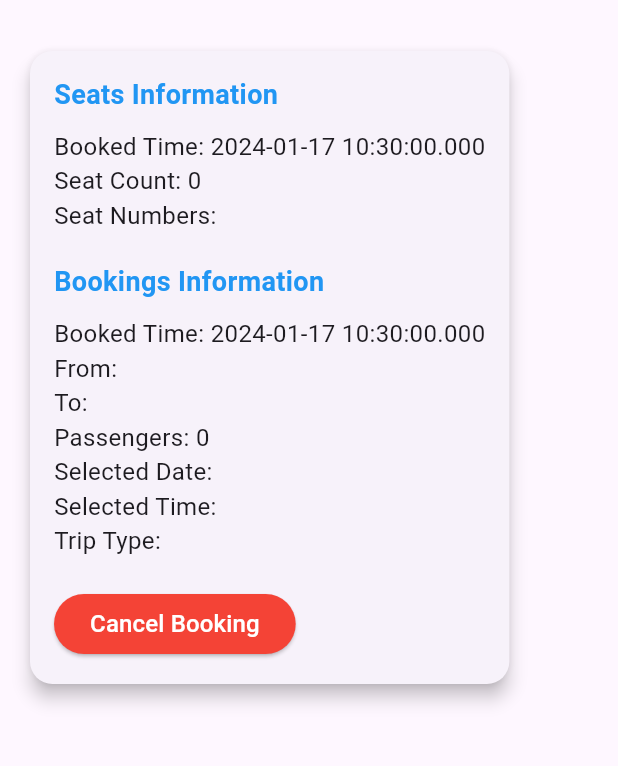
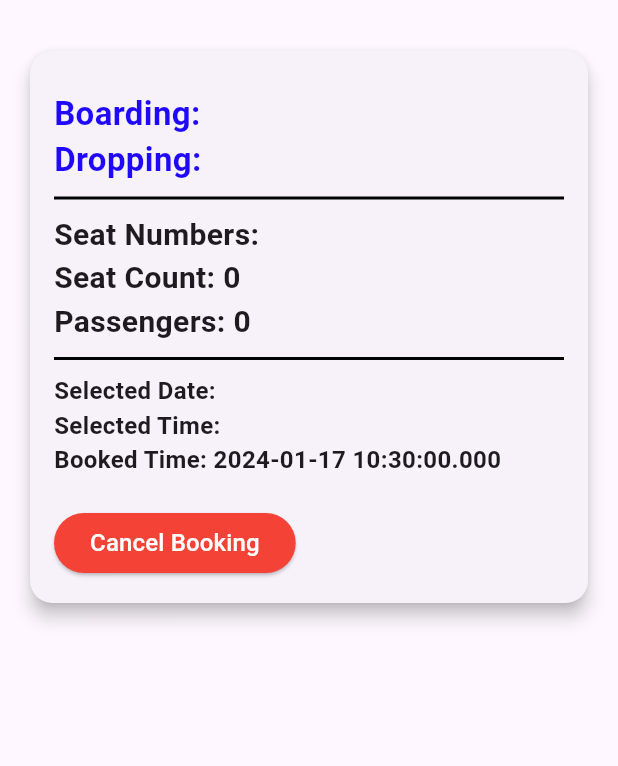
Before and after one commit to Amayuru1999/Bus-Ticket-Booking-App, a Flutter app: the BusTicketScreen screen opened by its route, on a phone screen of 412 x 824 dp, the part 63-829 px from its top. Run offline on Flutter 3.47's test engine with Material 3 defaults, Android fonts, the light colour scheme and no system bars; our stand-ins replace cloud_firestore, csv, firebase_auth, firebase_core, firebase_storage, flutter_riverpod and 6 more; accounts and stored records are empty.

Commit message:
Bus ticket added

```diff
--- a/lib/bus_booking_home_screen.dart
+++ b/lib/bus_booking_home_screen.dart
@@ -21,7 +21,6 @@ class BusData {
   final Timestamp timestamp;
   final String to;
   final String tripType;
-  final String userId;
 
   BusData({
     required this.bookedTime,
@@ -32,7 +31,6 @@ class BusData {
     required this.timestamp,
     required this.to,
     required this.tripType,
-    required this.userId,
   });
   static BusData fromFirestore(
       DocumentSnapshot<Map<String, dynamic>> snapshot) {
@@ -46,7 +44,6 @@ class BusData {
       timestamp: data['timestamp'],
       to: data['to'],
       tripType: data['tripType'],
-      userId: data['userId'],
     );
   }
 }
@@ -512,9 +509,10 @@ class _BusBookingHomeScreenState extends State<BusBookingHomeScreen> {
         'bookedTime': currentTime.toIso8601String(),
         'timestamp': timestamp,
       };
-
-      // Add the data to the Firestore collection
-      await bookings.add(bookingData);
+// Use the user's UID as the document ID
+      String documentId = user.uid;
+      // Add the data to the Firestore collection with the specified document ID
+      await bookings.doc(documentId).set(bookingData);
     } else {
       // Handle the case where the user is not authenticated
       print('User is not authenticated.');
@@ -554,7 +552,6 @@ class _BusBookingHomeScreenState extends State<BusBookingHomeScreen> {
             timestamp: data['timestamp'],
             to: data['to'],
             tripType: data['tripType'],
-            userId: data['userId'],
           ));
         });
 
--- a/lib/bus_ticket_screen.dart
+++ b/lib/bus_ticket_screen.dart
@@ -30,6 +30,7 @@ class _BusTicketScreenState extends State<BusTicketScreen> {
     final user = FirebaseAuth.instance.currentUser;
 
     if (user != null) {
+      try {
         // Fetch data from 'seats' collection
         final userSeatDoc = await FirebaseFirestore.instance
             .collection('seats')
@@ -56,23 +57,15 @@ class _BusTicketScreenState extends State<BusTicketScreen> {
             .doc(user.uid)
             .get();
 
-      if (user != null) {
-        // Fetch data from 'bookings' collection
-        final userBookingDoc = await FirebaseFirestore.instance
-            .collection('bookings')
-            .doc(user.uid)
-            .get();
-
         if (userBookingDoc.exists) {
           final bookingsData = userBookingDoc.data() as Map<String, dynamic>;
-          print('Bookings Data: $bookingsData');
 
           // Convert Timestamp to String
           final bookedTimeBooking = bookingsData['timestamp'] as Timestamp;
           final bookedTimeBookingString = bookedTimeBooking.toDate().toString();
 
           setState(() {
-            // bookedTimeBookings = DateTime.parse(bookedTimeBookingString);
+            bookedTimeBookings = DateTime.parse(bookedTimeBookingString);
             from = bookingsData['from'];
             to = bookingsData['to'];
             passengers = bookingsData['passengers'] ?? 0;
@@ -84,6 +77,10 @@ class _BusTicketScreenState extends State<BusTicketScreen> {
           print(
               'No data found in the "bookings" collection for user: ${user.uid}');
         }
+      } catch (e, stackTrace) {
+        print('Error fetching bus ticket data: $e');
+        print(stackTrace);
+        // Handle the error as needed (e.g., show a message to the user)
       }
     }
   }
@@ -107,83 +104,79 @@ class _BusTicketScreenState extends State<BusTicketScreen> {
               child: Column(
                 crossAxisAlignment: CrossAxisAlignment.start,
                 children: [
-                  const Text(
-                    'Seats Information',
+                  SizedBox(height: 10),
+                  Text(
+                    'Boarding: $from',
                     style: TextStyle(
-                      fontSize: 18,
+                      fontSize: 22,
                       fontWeight: FontWeight.bold,
-                      color: Colors.blue,
+                      color: Color.fromARGB(255, 32, 8, 255),
                     ),
                   ),
-                  SizedBox(height: 10),
                   Text(
-                    'Booked Time: ${bookedTimeSeats.toLocal()}',
+                    'Dropping: $to',
                     style: TextStyle(
-                      fontSize: 16,
+                      fontSize: 22,
+                      fontWeight: FontWeight.bold,
+                      color: Color.fromARGB(255, 32, 8, 255),
+                    ),
+                  ),
+                  Divider(
+                    thickness: 2,
+                    color: Colors.black,
+                    height: 20,
+                  ),
+                  Text(
+                    'Seat Numbers: ${seatNumbers.join(', ')}',
+                    style: TextStyle(
+                      fontSize: 20,
+                      fontWeight: FontWeight.bold,
                     ),
                   ),
                   Text(
                     'Seat Count: $seatCount',
                     style: TextStyle(
-                      fontSize: 16,
-                    ),
-                  ),
-                  Text(
-                    'Seat Numbers: ${seatNumbers.join(', ')}',
-                    style: TextStyle(
-                      fontSize: 16,
-                    ),
-                  ),
-                  SizedBox(height: 20),
-                  Text(
-                    'Bookings Information',
-                    style: TextStyle(
-                      fontSize: 18,
+                      fontSize: 20,
                       fontWeight: FontWeight.bold,
-                      color: Colors.blue,
-                    ),
-                  ),
-                  SizedBox(height: 10),
-                  Text(
-                    'Booked Time: ${bookedTimeBookings.toLocal()}',
-                    style: TextStyle(
-                      fontSize: 16,
-                    ),
-                  ),
-                  Text(
-                    'From: $from',
-                    style: TextStyle(
-                      fontSize: 16,
-                    ),
-                  ),
-                  Text(
-                    'To: $to',
-                    style: TextStyle(
-                      fontSize: 16,
                     ),
                   ),
                   Text(
                     'Passengers: $passengers',
                     style: TextStyle(
-                      fontSize: 16,
+                      fontSize: 20,
+                      fontWeight: FontWeight.bold,
                     ),
+                  ),
+                  Divider(
+                    thickness: 2,
+                    color: Colors.black,
+                    height: 20,
                   ),
                   Text(
                     'Selected Date: $selectedDate',
                     style: TextStyle(
                       fontSize: 16,
+                      fontWeight: FontWeight.bold,
                     ),
                   ),
                   Text(
                     'Selected Time: $selectedTime',
                     style: TextStyle(
                       fontSize: 16,
+                      fontWeight: FontWeight.bold,
                     ),
                   ),
+                  // Text(
+                  //   'Trip Type: $tripType',
+                  //   style: TextStyle(
+                  //     fontSize: 16,
+                  //   ),
+                  // ),
                   Text(
-                    'Trip Type: $tripType',
+                    'Booked Time: ${bookedTimeSeats.toLocal()}',
                     style: TextStyle(
                       fontSize: 16,
+                      fontWeight: FontWeight.bold,
                     ),
                   ),
                   SizedBox(height: 20),
--- a/lib/profile.dart
+++ b/lib/profile.dart
@@ -36,7 +36,7 @@ class _ProfilePageState extends State<ProfilePage> {
           _user = user;
           _userData = userData.data() as Map<String, dynamic>;
           _nameController.text = _userData['username'] ?? '';
-          _emailController.text = _user!.email ?? '';
+          _emailController.text = _user?.email ?? '';
           _dobController.text = _userData['dob'] ?? '';
         });
       }
@@ -157,7 +157,7 @@ class _ProfilePageState extends State<ProfilePage> {
                                     ),
                                   )
                                 : Text(
-                                    '${_user!.email}',
+                                    '${_user?.email ?? 'N/A'}',
                                     style: TextStyle(
                                       fontSize: 18,
                                       color: Colors.white,
@@ -187,7 +187,6 @@ class _ProfilePageState extends State<ProfilePage> {
                                       color: Colors.white,
                                     ),
                                   ),
-                            // Add other fields as needed based on your Firestore schema
                           ],
                         ),
                       ),
```
Lines whose indentation alone changed are shown as unchanged.
